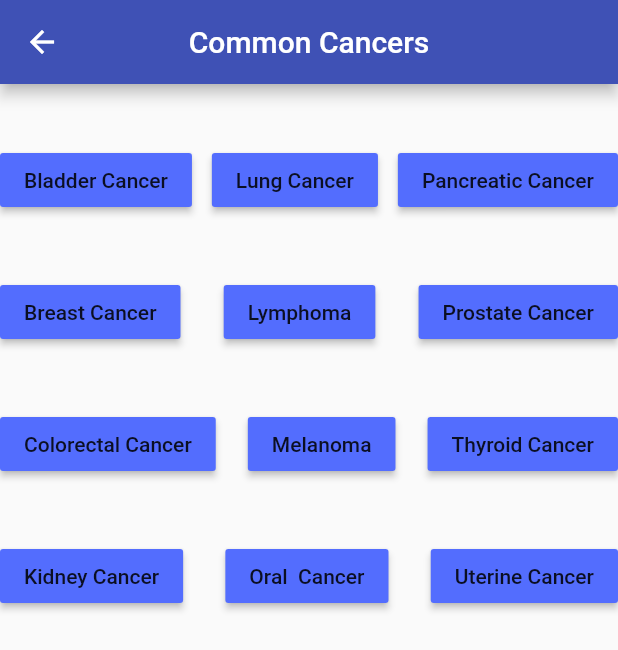
After one commit to naman-jn/vernacular_health, a Flutter app: the Cancerit screen opened directly, on a phone screen of 412 x 824 dp. The commit adds this screen. Shown: the top 650 px of the screen. Run offline on Flutter 3.47's test engine with Material 2 defaults, Android fonts, the phone set to English and light mode, and no system bars; our stand-ins replace firebase_auth, firebase_core, pin_code_fields; accounts and stored records are empty.

Commit message:
App completed

```diff
--- a/lib/main.dart
+++ b/lib/main.dart
@@ -50,7 +50,7 @@ class _CheckUserStatusState extends State<CheckUserStatus> {
                 }
               case "home":
                 {
-                  page = HomePage();
+                  page = Homepage();
                   break;
                 }
             }
--- /dev/null
+++ b/lib/screens/What_is_Cancer.dart
@@ -0,0 +1,112 @@
+import 'package:flutter/material.dart';
+
+class Cancerit extends StatelessWidget {
+  @override
+  Widget build(BuildContext context) {
+    return Scaffold(
+      appBar: AppBar(
+        title: Text('Common Cancers'),
+        centerTitle: true,
+        backgroundColor: Colors.indigo,
+      ),
+      body: Container(
+        child: Column(
+          children: <Widget>[
+            SizedBox(
+              height: 40.0,
+            ),
+            Row(
+              mainAxisAlignment: MainAxisAlignment.spaceBetween,
+              children: [
+                RaisedButton(
+                  child: Text('Bladder Cancer'),
+                  color: Colors.indigoAccent,
+                  onPressed: () {},
+                ),
+                RaisedButton(
+                  onPressed: () {},
+                  child: Text('Lung Cancer'),
+                  color: Colors.indigoAccent,
+                ),
+                RaisedButton(
+                  onPressed: () {},
+                  child: Text('Pancreatic Cancer'),
+                  color: Colors.indigoAccent,
+                ),
+              ],
+            ),
+            SizedBox(
+              height: 40.0,
+            ),
+            Row(
+              mainAxisAlignment: MainAxisAlignment.spaceBetween,
+              children: [
+                RaisedButton(
+                  child: Text('Breast Cancer'),
+                  color: Colors.indigoAccent,
+                  onPressed: () {},
+                ),
+                RaisedButton(
+                  onPressed: () {},
+                  child: Text('Lymphoma'),
+                  color: Colors.indigoAccent,
+                ),
+                RaisedButton(
+                  onPressed: () {},
+                  child: Text('Prostate Cancer'),
+                  color: Colors.indigoAccent,
+                ),
+              ],
+            ),
+            SizedBox(
+              height: 40.0,
+            ),
+            Row(
+              mainAxisAlignment: MainAxisAlignment.spaceBetween,
+              children: [
+                RaisedButton(
+                  child: Text('Colorectal Cancer'),
+                  color: Colors.indigoAccent,
+                  onPressed: () {},
+                ),
+                RaisedButton(
+                  onPressed: () {},
+                  child: Text('Melanoma'),
+                  color: Colors.indigoAccent,
+                ),
+                RaisedButton(
+                  onPressed: () {},
+                  child: Text('Thyroid Cancer'),
+                  color: Colors.indigoAccent,
+                ),
+              ],
+            ),
+            SizedBox(
+              height: 40.0,
+            ),
+            Row(
+              mainAxisAlignment: MainAxisAlignment.spaceBetween,
+              children: [
+                RaisedButton(
+                  child: Text('Kidney Cancer'),
+                  color: Colors.indigoAccent,
+                  onPressed: () {},
+                ),
+                RaisedButton(
+                  onPressed: () {},
+                  child: Text('Oral  Cancer'),
+                  color: Colors.indigoAccent,
+                ),
+                RaisedButton(
+                  onPressed: () {},
+                  child: Text('Uterine Cancer'),
+                  color: Colors.indigoAccent,
+                ),
+              ],
+            ),
+          ],
+        ),
+      ),
+    );
+  }
+}
```
Also changed, not shown: lib/home.dart (+88 -14 lines), lib/login/otp.dart (+3 -19 lines), pubspec.lock, 8 other files.
